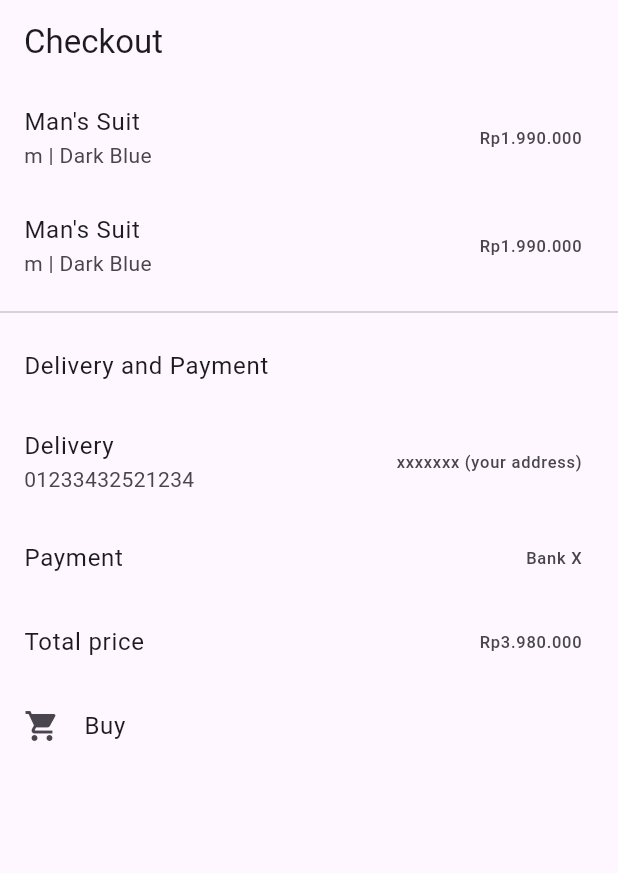
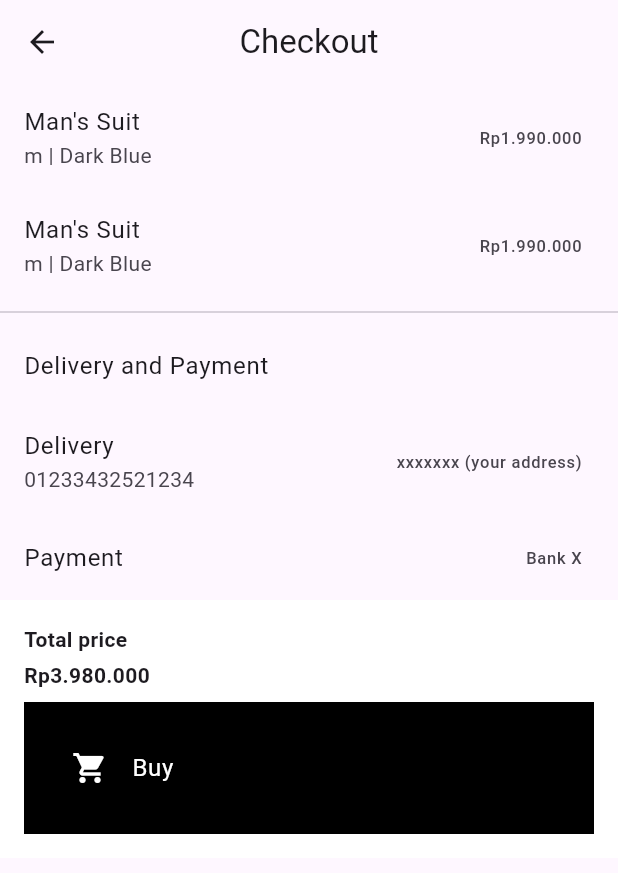
Before and after one commit to nyvee/frontend-project, a Flutter app: the CheckoutPage screen opened directly, on a phone screen of 412 x 824 dp. Shown: the top 873 px of the screen. Run offline on Flutter 3.47's test engine with Material 2 defaults, Android fonts, the phone set to English and light mode, and no system bars.

Commit message:
Update checkout.dart

```diff
--- a/lib/checkout.dart
+++ b/lib/checkout.dart
@@ -23,7 +23,15 @@ class CheckoutPage extends StatelessWidget {
     return Scaffold(
       appBar: AppBar(
         title: Text("Checkout"),
+        centerTitle: true,
+        leading: IconButton(
+          icon: Icon(Icons.arrow_back),
+          onPressed: () {
+            Navigator.pop(context);
+          },
+        ),
       ),
+
       body: ListView(
         children: [
           ListTile(
@@ -49,16 +57,38 @@ class CheckoutPage extends StatelessWidget {
             title: Text("Payment"),
             trailing: Text("Bank X"),
           ),
-          ListTile(
-            title: Text("Total price"),
-            trailing: Text("Rp3.980.000"),
-          ),
-          ListTile(
-            leading: Icon(Icons.shopping_cart),
-            title: Text("Buy"),
-            onTap: () {
-              // Do something when the buy button is tapped.
-            },
+          Container(
+            color: Colors.white,
+            padding: EdgeInsets.all(16.0),
+            child: Column(
+              crossAxisAlignment: CrossAxisAlignment.start,
+              children: [
+                Text(
+                  "Total price",
+                  style: TextStyle(fontWeight: FontWeight.bold),
+                ),
+                SizedBox(height: 4.0),
+                Text(
+                  "Rp3.980.000",
+                  style: TextStyle(fontWeight: FontWeight.bold),
+                ),
+                SizedBox(height: 8.0),
+                Container(
+                  color: Colors.black,
+                  padding: EdgeInsets.all(16.0),
+                  child: ListTile(
+                    leading: Icon(Icons.shopping_cart, color: Colors.white),
+                    title: Text(
+                      "Buy",
+                      style: TextStyle(color: Colors.white),
+                    ),
+                    onTap: () {
+                      // Do something when the buy button is tapped.
+                    },
+                  ),
+                ),
+              ],
+            ),
           ),
         ],
       ),
```
